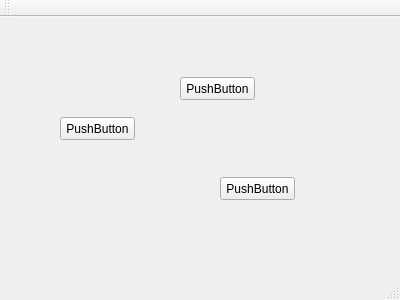
Above: qstatemachine/mainwindow.ui from jinhang87/qtutil before the change. Below: the same form after it.
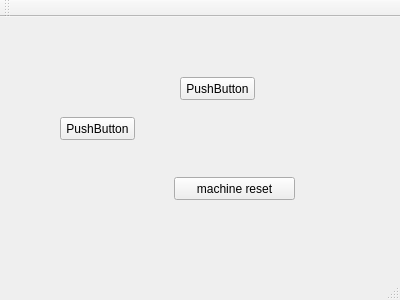
That is the form after the change.

Commit message: dynamic machine

Patch:
```diff
--- a/qstatemachine/mainwindow.ui
+++ b/qstatemachine/mainwindow.ui
@@ -43,14 +43,14 @@
    <widget class="QPushButton" name="pushButton_3">
     <property name="geometry">
      <rect>
-      <x>220</x>
+      <x>174</x>
       <y>160</y>
-      <width>75</width>
+      <width>121</width>
       <height>23</height>
      </rect>
     </property>
     <property name="text">
-     <string>PushButton</string>
+     <string>machine reset</string>
     </property>
    </widget>
   </widget>
```
The commit also changes 2 other files.
